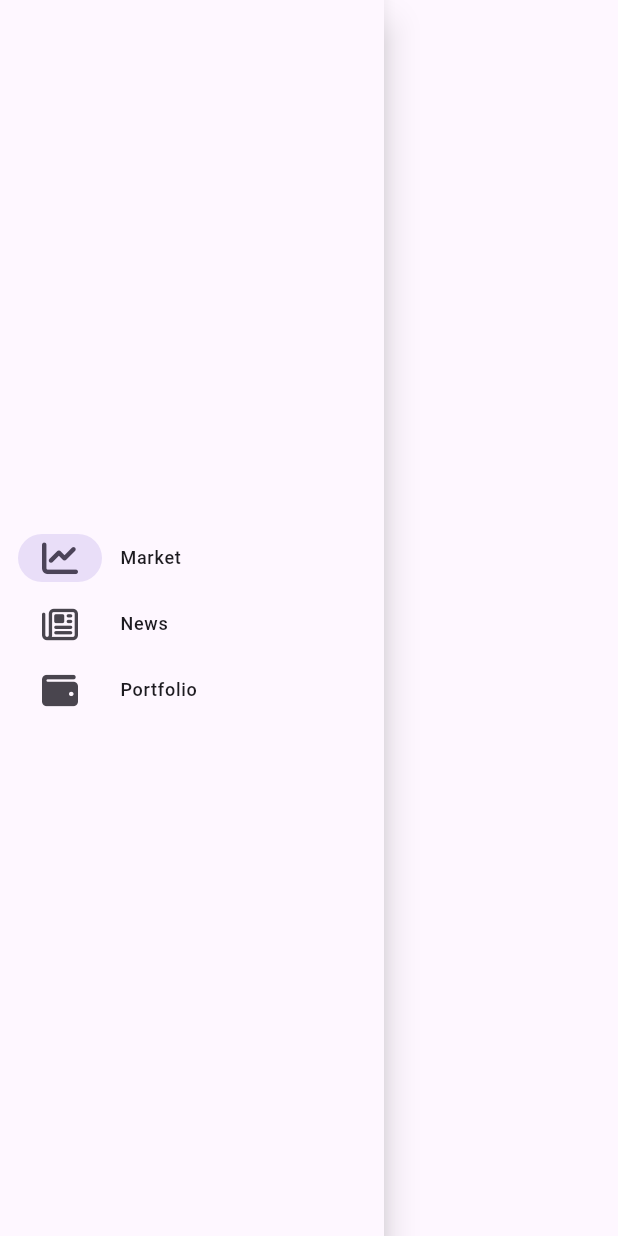
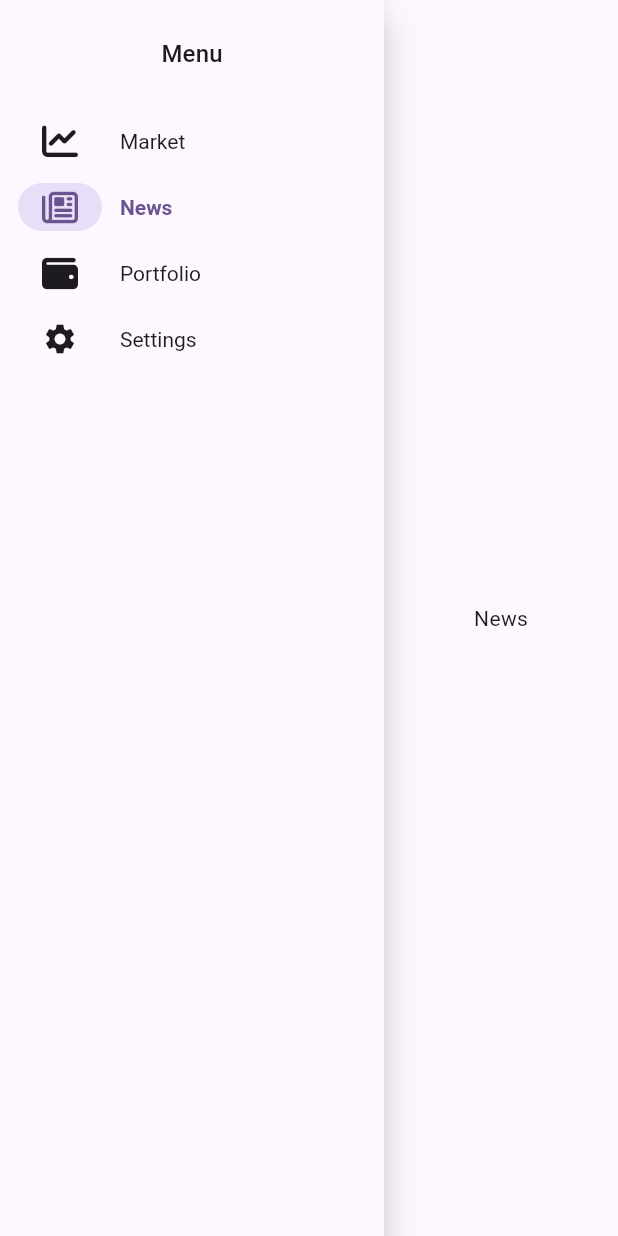
Before and after one commit to vishnu303/ChainIQ, a Flutter app: the DesktopHomeScreen screen opened directly, after a tap on "News", on a phone screen of 412 x 824 dp. Run offline on Flutter 3.47's test engine with Material 3 defaults, Android fonts, the phone set to English and light mode, and no system bars; our stand-ins replace flutter_bloc, font_awesome_flutter.

Commit message:
android/tab/desktop-implement navigation

```diff
--- a/lib/features/home/constants/home_constants.dart
+++ b/lib/features/home/constants/home_constants.dart
@@ -1,8 +1,8 @@
-// Navigation
-
+import 'package:chainiq/features/home/presentation/pages/demo_page.dart';
 import 'package:flutter/material.dart';
 import 'package:font_awesome_flutter/font_awesome_flutter.dart';
 
+// Navigation
 final List<NavigationDestination> navigationDestinations = const [
   NavigationDestination(
     icon: Icon(FontAwesomeIcons.chartLine),
@@ -16,4 +16,16 @@ final List<NavigationDestination> navigationDestinations = const [
     icon: Icon(FontAwesomeIcons.wallet),
     label: 'Portfolio',
   ),
+  NavigationDestination(
+    icon: Icon(Icons.settings),
+    label: 'Settings',
+  ),
 ];
+
+// homescreen pages
+List homePages = [
+  DemoPage(title: 'Market'),
+  DemoPage(title: 'News'),
+  DemoPage(title: 'Portfolio'),
+  DemoPage(title: 'Settings'),
+];
--- /dev/null
+++ b/lib/features/home/presentation/bloc/cubit/navigation_cubit.dart
@@ -0,0 +1,11 @@
+import 'package:flutter_bloc/flutter_bloc.dart';
+
+part 'navigation_state.dart';
+
+class NavigationCubit extends Cubit<NavigationState> {
+  NavigationCubit() : super(NavigationState(selectedIndex: 0));
+
+  void navigateTo(int index) {
+    emit(NavigationState(selectedIndex: index));
+  }
+}
--- /dev/null
+++ b/lib/features/home/presentation/bloc/cubit/navigation_state.dart
@@ -0,0 +1,6 @@
+part of 'navigation_cubit.dart';
+
+class NavigationState {
+  final int selectedIndex;
+  NavigationState({required this.selectedIndex});
+}
--- /dev/null
+++ b/lib/features/home/presentation/pages/demo_page.dart
@@ -0,0 +1,13 @@
+import 'package:flutter/material.dart';
+
+class DemoPage extends StatelessWidget {
+  final String title;
+  const DemoPage({super.key, required this.title});
+
+  @override
+  Widget build(BuildContext context) {
+    return Center(
+      child: Text(title),
+    );
+  }
+}
--- a/lib/features/home/presentation/pages/desktop_home_screen.dart
+++ b/lib/features/home/presentation/pages/desktop_home_screen.dart
@@ -1,5 +1,8 @@
+import 'package:chainiq/features/home/constants/home_constants.dart';
+import 'package:chainiq/features/home/presentation/bloc/cubit/navigation_cubit.dart';
 import 'package:chainiq/features/home/presentation/widgets/custom_navigatoinrail.dart';
 import 'package:flutter/material.dart';
+import 'package:flutter_bloc/flutter_bloc.dart';
 
 class DesktopHomeScreen extends StatelessWidget {
   const DesktopHomeScreen({super.key});
@@ -7,18 +10,18 @@ class DesktopHomeScreen extends StatelessWidget {
   @override
   Widget build(BuildContext context) {
     return Scaffold(
-      body: Center(
-          child: Row(
-        children: [
-          CustomNavigationRail(
-            selectedIndex: 0,
-          ),
-          Expanded(
-              child: Container(
-            width: double.infinity,
-          ))
-        ],
-      )),
+      body: BlocBuilder<NavigationCubit, NavigationState>(
+        builder: (context, state) {
+          return Row(
+            children: [
+              CustomNavigationRail(
+                selectedIndex: state.selectedIndex,
+              ),
+              Expanded(child: homePages[state.selectedIndex])
+            ],
+          );
+        },
+      ),
     );
   }
 }
--- a/lib/features/home/presentation/pages/mobile_home_screen.dart
+++ b/lib/features/home/presentation/pages/mobile_home_screen.dart
@@ -1,18 +1,52 @@
 import 'package:chainiq/features/home/constants/home_constants.dart';
+import 'package:chainiq/features/home/presentation/bloc/cubit/navigation_cubit.dart';
 import 'package:flutter/material.dart';
+import 'package:flutter_bloc/flutter_bloc.dart';
 
 class MobileHomeScreen extends StatelessWidget {
   const MobileHomeScreen({super.key});
 
   @override
   Widget build(BuildContext context) {
-    return Scaffold(
-      body: Center(
-        child: Text('Mobile'),
-      ),
-      bottomNavigationBar: NavigationBar(
-        destinations: navigationDestinations,
-      ),
+    return BlocBuilder<NavigationCubit, NavigationState>(
+      builder: (context, state) {
+        return Scaffold(
+          body: homePages[state.selectedIndex],
+          bottomNavigationBar: NavigationBarTheme(
+            data: NavigationBarThemeData(
+              backgroundColor: Theme.of(context).colorScheme.surface,
+              elevation: 5,
+              indicatorColor: Theme.of(context).colorScheme.primary,
+              labelTextStyle: WidgetStateProperty.resolveWith<TextStyle?>(
+                (states) {
+                  if (states.contains(WidgetState.selected)) {
+                    return TextStyle(
+                      color: Theme.of(context).colorScheme.primary,
+                      fontWeight: FontWeight.bold,
+                    );
+                  }
+                  return TextStyle(
+                    color: Theme.of(context).colorScheme.onSurface,
+                  );
+                },
+              ),
+            ),
+            child: NavigationBar(
+              selectedIndex: state.selectedIndex,
+              onDestinationSelected: (index) {
+                context.read<NavigationCubit>().navigateTo(index);
+              },
+              destinations: navigationDestinations.map((destination) {
+                return NavigationDestination(
+                  icon: destination.icon,
+                  selectedIcon: destination.selectedIcon ?? destination.icon,
+                  label: destination.label,
+                );
+              }).toList(),
+            ),
+          ),
+        );
+      },
     );
   }
 }
--- a/lib/features/home/presentation/pages/tablet_home_screen.dart
+++ b/lib/features/home/presentation/pages/tablet_home_screen.dart
@@ -1,20 +1,29 @@
+import 'package:chainiq/features/home/constants/home_constants.dart';
+import 'package:chainiq/features/home/presentation/bloc/cubit/navigation_cubit.dart';
 import 'package:chainiq/features/home/presentation/widgets/custom_navigatoinrail.dart';
 import 'package:flutter/material.dart';
+import 'package:flutter_bloc/flutter_bloc.dart';
 
 class TabletHomeScreen extends StatelessWidget {
   const TabletHomeScreen({super.key});
 
   @override
   Widget build(BuildContext context) {
+    return BlocBuilder<NavigationCubit, NavigationState>(
+      builder: (context, state) {
         return Scaffold(
             body: Row(
           children: [
             CustomNavigationRail(
-          selectedIndex: 0,
               extended: false,
+              selectedIndex: state.selectedIndex,
             ),
-        Expanded(child: Container())
+            Expanded(
+              child: homePages[state.selectedIndex],
+            )
           ],
         ));
+      },
+    );
   }
 }
--- a/lib/features/home/presentation/widgets/custom_navigatoinrail.dart
+++ b/lib/features/home/presentation/widgets/custom_navigatoinrail.dart
@@ -1,9 +1,12 @@
+import 'package:flutter/material.dart';
+import 'package:flutter_bloc/flutter_bloc.dart';
 import 'package:chainiq/features/home/constants/home_constants.dart';
-import 'package:flutter/material.dart';
+import 'package:chainiq/features/home/presentation/bloc/cubit/navigation_cubit.dart';
 
 class CustomNavigationRail extends StatelessWidget {
   final bool extended;
   final int selectedIndex;
+
   const CustomNavigationRail({
     super.key,
     this.extended = true,
@@ -12,17 +15,54 @@ class CustomNavigationRail extends StatelessWidget {
 
   @override
   Widget build(BuildContext context) {
-    return NavigationRail(
+    return AnimatedContainer(
+      duration: const Duration(milliseconds: 1000),
+      curve: Curves.easeInOut,
+      decoration: BoxDecoration(
+        color: Theme.of(context).colorScheme.surface,
+      ),
+      child: NavigationRail(
         extended: extended,
-      selectedIndex: 0,
-      groupAlignment: 0,
+        selectedIndex: selectedIndex,
+        groupAlignment: -1,
         elevation: 10,
+        backgroundColor: Theme.of(context).colorScheme.surface,
+        onDestinationSelected: (index) {
+          context.read<NavigationCubit>().navigateTo(index);
+        },
+        leading: extended
+            ? Padding(
+                padding: const EdgeInsets.all(16.0),
+                child: Text(
+                  "Menu",
+                  style: Theme.of(context).textTheme.titleMedium,
+                ),
+              )
+            : const SizedBox.shrink(),
+        selectedLabelTextStyle: TextStyle(
+          color: Theme.of(context).colorScheme.primary,
+          fontWeight: FontWeight.bold,
+        ),
+        unselectedLabelTextStyle: TextStyle(
+          color: Theme.of(context).colorScheme.onSurface,
+        ),
+        selectedIconTheme: IconThemeData(
+          color: Theme.of(context).colorScheme.primary,
+        ),
+        unselectedIconTheme: IconThemeData(
+          color: Theme.of(context).colorScheme.onSurface,
+        ),
         destinations: navigationDestinations.map((destination) {
           return NavigationRailDestination(
             icon: destination.icon,
-          label: Text(destination.label),
+            selectedIcon: destination.selectedIcon ?? destination.icon,
+            label: Tooltip(
+              message: destination.label,
+              child: Text(destination.label),
+            ),
           );
         }).toList(),
+      ),
     );
   }
 }
--- a/lib/main.dart
+++ b/lib/main.dart
@@ -1,8 +1,10 @@
 import 'package:chainiq/core/responsive/responsive_layout.dart';
+import 'package:chainiq/features/home/presentation/bloc/cubit/navigation_cubit.dart';
 import 'package:chainiq/features/home/presentation/pages/desktop_home_screen.dart';
 import 'package:chainiq/features/home/presentation/pages/mobile_home_screen.dart';
 import 'package:chainiq/features/home/presentation/pages/tablet_home_screen.dart';
 import 'package:flutter/material.dart';
+import 'package:flutter_bloc/flutter_bloc.dart';
 
 void main() {
   runApp(const MyApp());
@@ -13,7 +15,11 @@ class MyApp extends StatelessWidget {
 
   @override
   Widget build(BuildContext context) {
-    return MaterialApp(
+    return MultiBlocProvider(
+      providers: [
+        BlocProvider(create: (_) => NavigationCubit()),
+      ],
+      child: MaterialApp(
         title: 'Flutter Demo',
         theme: ThemeData(
           colorScheme: ColorScheme.fromSeed(seedColor: Colors.deepPurple),
@@ -24,6 +30,7 @@ class MyApp extends StatelessWidget {
           tablet: TabletHomeScreen(),
           desktop: DesktopHomeScreen(),
         ),
+      ),
     );
   }
 }
--- a/pubspec.yaml
+++ b/pubspec.yaml
@@ -30,6 +30,7 @@ environment:
 dependencies:
   flutter:
     sdk: flutter
+  flutter_bloc: ^9.0.0
 
   # The following adds the Cupertino Icons font to your application.
   # Use with the CupertinoIcons class for iOS style icons.
```
Also changed, not shown: pubspec.lock. Lines whose indentation alone changed are shown as unchanged.
